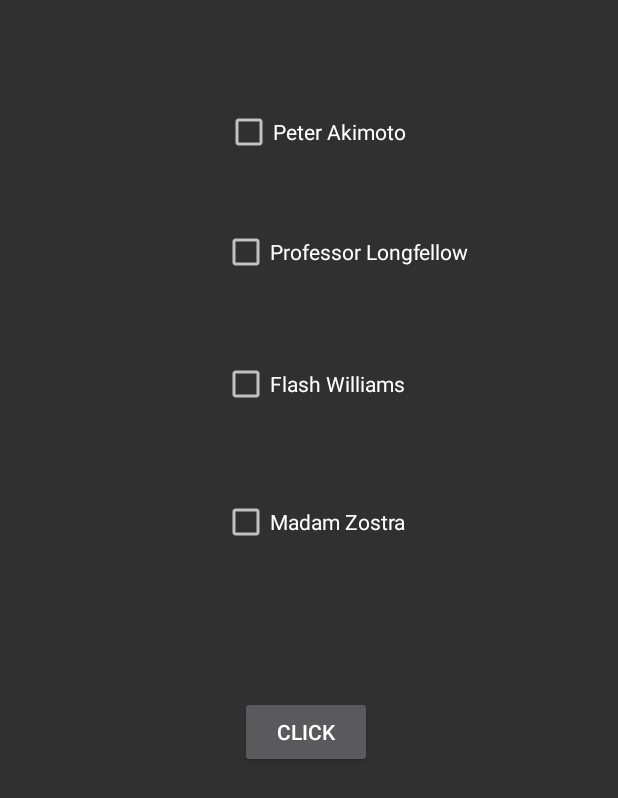
After one commit to vatanak10/Mobile_Application, an Android app: the CheckBox screen opened directly, with no data from a screen before it, on a phone screen of 412 x 824 dp. The commit adds this screen. Shown: the top 798 px of the screen. Run offline under Robolectric (Android 15) with nearby library versions, the phone set to English and light mode, and no system bars.

Commit message:
CheckBox

```diff
--- a/app/src/main/AndroidManifest.xml
+++ b/app/src/main/AndroidManifest.xml
@@ -12,6 +12,8 @@
             android:roundIcon="@mipmap/ic_launcher_round"
             android:supportsRtl="true"
             android:theme="@style/Theme.AppCompat.NoActionBar">
+        <activity android:name=".CheckBox">
+        </activity>
         <activity android:name=".Gestures">
         </activity>
         <activity android:name=".Calculator_forResult">
--- /dev/null
+++ b/app/src/main/java/com/example/myapplication/CheckBox.kt
@@ -0,0 +1,25 @@
+package com.example.myapplication
+
+import androidx.appcompat.app.AppCompatActivity
+import android.os.Bundle
+import android.widget.Toast
+import kotlinx.android.synthetic.main.activity_check_box.*
+
+class CheckBox : AppCompatActivity() {
+
+    var name:String = ""
+
+    override fun onCreate(savedInstanceState: Bundle?) {
+        super.onCreate(savedInstanceState)
+        setContentView(R.layout.activity_check_box)
+
+        click.setOnClickListener {
+            name = ""
+            if(peter.isChecked) name+="Peter Akimoto\n"
+            if(madam.isChecked) name+="Madame Zostra\n"
+            if(professor.isChecked) name+="Professor Longfellow\n"
+            if(flash.isChecked) name+="Flash Williams\n"
+            Toast.makeText(this, "The name:\n$name", Toast.LENGTH_LONG).show()
+        }
+    }
+}
--- a/app/src/main/java/com/example/myapplication/MainActivity.kt
+++ b/app/src/main/java/com/example/myapplication/MainActivity.kt
@@ -12,6 +12,11 @@ class MainActivity : AppCompatActivity() {
     override fun onCreate(savedInstanceState: Bundle?) {
         super.onCreate(savedInstanceState)
         setContentView(R.layout.activity_main)
+
+        checkbox.setOnClickListener {
+            var intent = Intent(this, CheckBox::class.java)
+            startActivity(intent)
+        }
 
         gesture.setOnClickListener {
             var intent = Intent(this, Gestures::class.java)
--- /dev/null
+++ b/app/src/main/res/layout/activity_check_box.xml
@@ -0,0 +1,44 @@
+<?xml version="1.0" encoding="utf-8"?>
+<androidx.constraintlayout.widget.ConstraintLayout
+        xmlns:android="http://schemas.android.com/apk/res/android"
+        xmlns:tools="http://schemas.android.com/tools"
+        xmlns:app="http://schemas.android.com/apk/res-auto"
+        android:layout_width="match_parent"
+        android:layout_height="match_parent"
+        tools:context=".CheckBox">
+
+    <CheckBox
+            android:text="Professor Longfellow"
+            android:layout_width="wrap_content"
+            android:layout_height="wrap_content"
+            android:id="@+id/professor" app:layout_constraintTop_toTopOf="parent"
+            app:layout_constraintStart_toStartOf="parent" android:layout_marginStart="148dp"
+            android:layout_marginTop="152dp"/>
+    <CheckBox
+            android:text="Flash Williams"
+            android:layout_width="wrap_content"
+            android:layout_height="wrap_content"
+            android:id="@+id/flash" app:layout_constraintTop_toTopOf="parent"
+            app:layout_constraintStart_toStartOf="parent" android:layout_marginStart="148dp"
+            android:layout_marginTop="240dp"/>
+    <CheckBox
+            android:text="Peter Akimoto"
+            android:layout_width="wrap_content"
+            android:layout_height="wrap_content"
+            android:id="@+id/peter" app:layout_constraintTop_toTopOf="parent"
+            app:layout_constraintStart_toStartOf="parent" android:layout_marginStart="150dp"
+            android:layout_marginTop="72dp"/>
+    <CheckBox
+            android:text="Madam Zostra"
+            android:layout_width="wrap_content"
+            android:layout_height="wrap_content"
+            android:id="@+id/madam" app:layout_constraintTop_toTopOf="parent"
+            app:layout_constraintStart_toStartOf="parent" android:layout_marginStart="148dp"
+            android:layout_marginTop="332dp"/>
+    <Button
+            android:text="Click"
+            android:layout_width="wrap_content"
+            android:layout_height="wrap_content"
+            android:id="@+id/click" app:layout_constraintStart_toStartOf="parent" android:layout_marginStart="160dp"
+            android:layout_marginTop="464dp" app:layout_constraintTop_toTopOf="parent"/>
+</androidx.constraintlayout.widget.ConstraintLayout>
--- a/app/src/main/res/layout/activity_main.xml
+++ b/app/src/main/res/layout/activity_main.xml
@@ -109,4 +109,11 @@
             android:id="@+id/gesture" android:layout_marginTop="32dp"
             app:layout_constraintTop_toTopOf="parent" app:layout_constraintStart_toStartOf="parent"
             android:layout_marginStart="36dp"/>
+    <Button
+            android:text="GO TO CHECKBOX"
+            android:layout_width="wrap_content"
+            android:layout_height="wrap_content"
+            android:id="@+id/checkbox" android:layout_marginTop="32dp"
+            app:layout_constraintTop_toTopOf="parent" app:layout_constraintStart_toStartOf="parent"
+            android:layout_marginStart="184dp"/>
 </androidx.constraintlayout.widget.ConstraintLayout>
```
